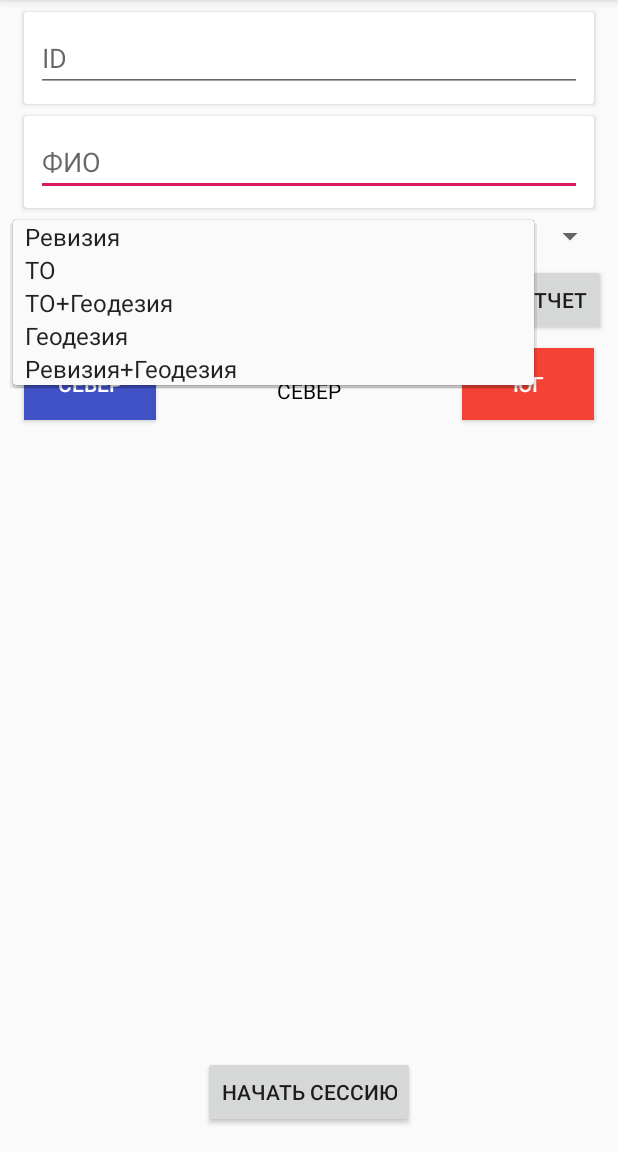
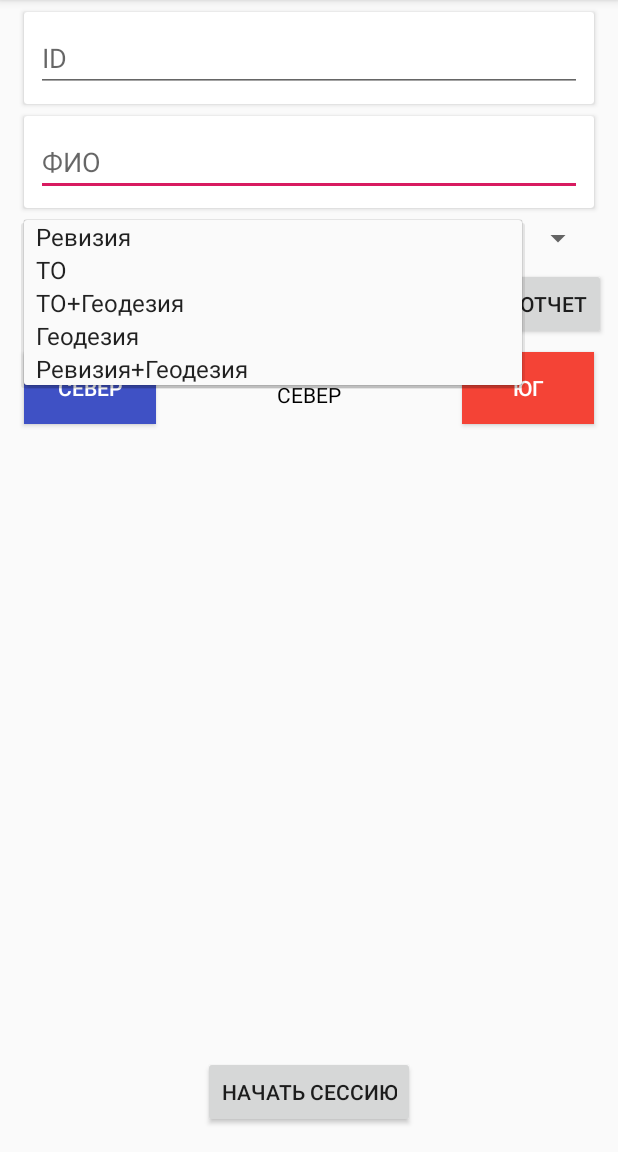
Before and after one commit to vlad2711/usadba, an Android app: the screen it shows after launch (NewReportActivity), after a tap on "Ревизия", on a phone screen of 412 x 824 dp, the part 84-1236 px from its top. Run offline under Robolectric (Android 15) with nearby library versions, the phone set to English and light mode, and no system bars.

Commit message:
bugs fix

```diff
--- a/app/build.gradle
+++ b/app/build.gradle
@@ -10,7 +10,7 @@ android {
     compileSdkVersion 29
     defaultConfig {
         applicationId "com.vkram2711.usadba"
-        minSdkVersion 21
+        minSdkVersion 19
         targetSdkVersion 29
         versionCode 1
         versionName "1.0"
--- a/app/src/main/java/com/vkram2711/usadba/activity/FormActivity.kt
+++ b/app/src/main/java/com/vkram2711/usadba/activity/FormActivity.kt
@@ -5,6 +5,7 @@ import android.util.Log
 import android.view.View
 import android.widget.AdapterView
 import android.widget.ArrayAdapter
+import android.widget.Toast
 import androidx.appcompat.app.AppCompatActivity
 import com.vkram2711.usadba.R
 import com.vkram2711.usadba.models.Job
@@ -41,12 +42,14 @@ class FormActivity : AppCompatActivity(), AdapterView.OnItemSelectedListener {
         job.onItemSelectedListener = this
 
         add.setOnClickListener {
-            if(jobPosition >= 0){
+            if(jobPosition >= 0 && count.text.isNotEmpty()){
                 val j = Utils.jobs[category][jobPosition]
                 val job = Job(j.number, j.price, j.jobTitle, count.text.toString(), j.unit, j.category)
                 Utils.additionalJobs[category].add(job)
                 EventBus.getDefault().post("event")
                 finish()
+            } else{
+                Toast.makeText(this, "Выберите вид работ и укаите их количество", Toast.LENGTH_LONG).show()
             }
         }
     }
--- a/app/src/main/res/layout/activity_new_report.xml
+++ b/app/src/main/res/layout/activity_new_report.xml
@@ -36,13 +36,13 @@
         <EditText
                 android:layout_width="match_parent"
                 android:layout_height="wrap_content"
-                android:inputType="numberDecimal"
+                android:inputType="text|numberDecimal"
                 android:ems="10"
                 android:id="@+id/id" android:hint="ID" android:layout_margin="8dp"/>
     </androidx.cardview.widget.CardView>
     <Spinner
-            android:layout_width="395dp"
-            android:layout_height="21dp"
+            android:layout_width="0dp"
+            android:layout_height="wrap_content"
             android:id="@+id/job_type"
             app:layout_constraintTop_toBottomOf="@+id/cardView2" android:layout_marginTop="8dp"
             app:layout_constraintStart_toStartOf="parent" android:layout_marginStart="16dp"
```
Also changed, not shown: app/src/main/java/com/vkram2711/usadba/utils/DatabaseUtils.kt (+11 -8 lines), 1 other file.
